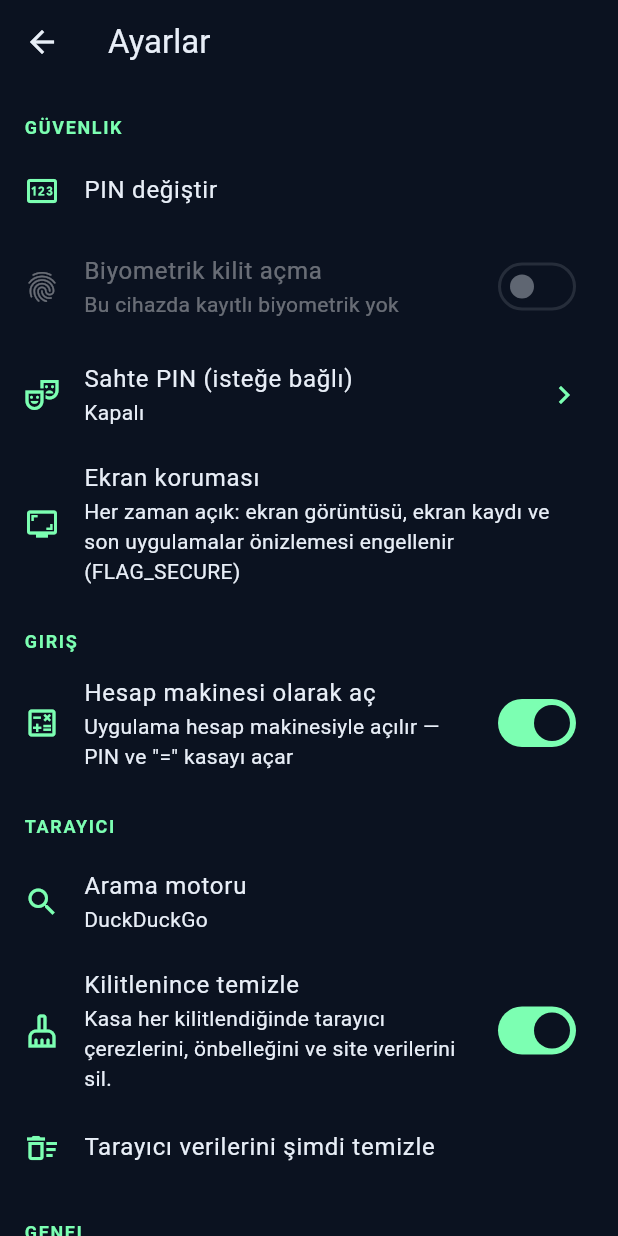
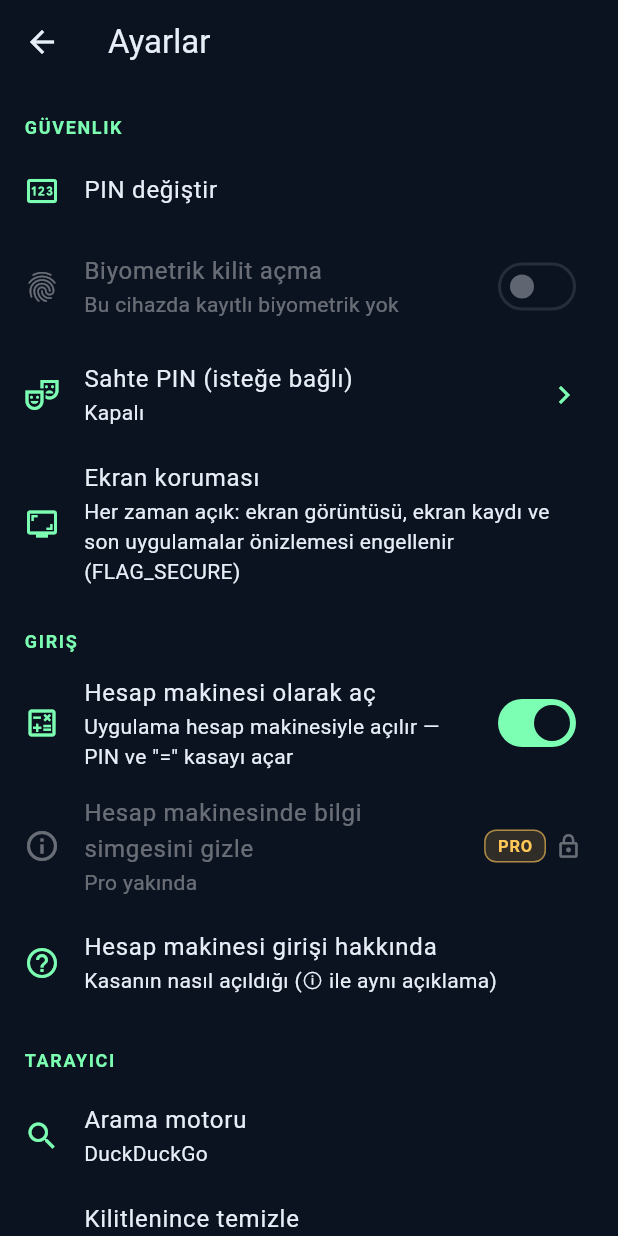
Before and after one commit to canaslan1675-rgb/gizli-alan, a Flutter app: the SettingsScreen screen opened directly, on a phone screen of 412 x 824 dp. Run offline on Flutter 3.47's test engine with Material 3 defaults, Android fonts, the phone set to English and light mode, and no system bars; our stand-ins replace file_picker, flutter_secure_storage, image_picker, local_auth, shared_preferences, webview_flutter; missing offline and left inert: cryptography, webview_flutter_android; accounts and stored records are empty.

Commit message:
feat(pro): opt-in to hide the calculator info button (Pro-gated), help in Settings; v0.4.1+7 (#34)

```diff
--- a/lib/app.dart
+++ b/lib/app.dart
@@ -13,6 +13,7 @@ import 'screens/vault_home_screen.dart';
 import 'services/auth_service.dart';
 import 'services/biometric_service.dart';
 import 'services/browser_engine.dart';
+import 'services/pro_entitlement.dart';
 import 'services/legacy_migration.dart';
 import 'services/second_phone_service.dart';
 import 'services/settings_service.dart';
@@ -378,7 +379,8 @@ class GizliAlanAppState extends State<GizliAlanApp>
         // Key on entry mode so switching it swaps the root screen cleanly.
         home: KeyedSubtree(
           key: ValueKey(
-            '${_needsOnboarding}_${settings.calculatorEntryEnabled}',
+            '${_needsOnboarding}_${settings.calculatorEntryEnabled}_'
+            '${ProEntitlement.hideCalculatorInfo(settings)}',
           ),
           child: _home(),
         ),
--- a/lib/app_version.dart
+++ b/lib/app_version.dart
@@ -3,8 +3,8 @@ import 'package:flutter/services.dart';
 /// Compile-time fallback for the app version, used when the platform
 /// channel is unavailable (tests, non-Android). Must match `version:` in
 /// pubspec.yaml; a unit test enforces it.
-const String appVersion = '0.4.0';
-const int appBuild = 6;
+const String appVersion = '0.4.1';
+const int appBuild = 7;
 
 /// Version of the installed APK, read at runtime from Android's
 /// PackageManager via the `gizlialan/system` channel (`appInfo`).
--- a/lib/l10n/en.dart
+++ b/lib/l10n/en.dart
@@ -42,6 +42,16 @@ const Map<String, String> en = {
   'dataSafetyShort':
       'Data stays on this device, encrypted. No account, no cloud, no ads, no analytics.',
   // Calculator
+  'calcInfoProHint': 'Pro members can hide this icon in Settings.',
+  'hideCalcInfo': 'Hide info icon on calculator',
+  'hideCalcInfoHint':
+      'Removes the ⓘ button from the calculator. Help: Settings → About calculator entry.',
+  'hideCalcInfoLocked': 'Pro feature. Tap to open the Pro screen.',
+  'proSoon': 'Pro coming soon',
+  'calcHelpTitle': 'About calculator entry',
+  'calcHelpHint': 'How the vault opens (same text as ⓘ)',
+  'proStubToggle': 'Simulate Pro (test build)',
+  'proStubToggleHint': 'No purchase; a local switch to try Pro features only.',
   'calcInfoTitle': 'About this calculator',
   'calcInfoBody':
       'This is a real calculator and also the entrance to your GizliAlan '
--- a/lib/l10n/tr.dart
+++ b/lib/l10n/tr.dart
@@ -43,6 +43,17 @@ const Map<String, String> tr = {
   'dataSafetyShort':
       'Veriler bu cihazda, şifreli kalır. Hesap yok, bulut yok, reklam yok, analitik yok.',
   // Calculator
+  'calcInfoProHint': "Pro üyeler bu simgeyi Ayarlar'dan gizleyebilir.",
+  'hideCalcInfo': 'Hesap makinesinde bilgi simgesini gizle',
+  'hideCalcInfoHint':
+      'ⓘ düğmesi hesap makinesinden kalkar. Yardım: Ayarlar → Hesap makinesi girişi hakkında.',
+  'hideCalcInfoLocked': 'Pro özelliği. Pro ekranını açmak için dokun.',
+  'proSoon': 'Pro yakında',
+  'calcHelpTitle': 'Hesap makinesi girişi hakkında',
+  'calcHelpHint': 'Kasanın nasıl açıldığı (ⓘ ile aynı açıklama)',
+  'proStubToggle': "Pro'yu simüle et (test sürümü)",
+  'proStubToggleHint':
+      'Satın alma yok; yalnızca Pro özelliklerini denemek için yerel bir anahtar.',
   'calcInfoTitle': 'Bu hesap makinesi hakkında',
   'calcInfoBody':
       'Bu gerçek bir hesap makinesidir ve aynı zamanda GizliAlan kasanın '
--- a/lib/screens/settings_screen.dart
+++ b/lib/screens/settings_screen.dart
@@ -1,12 +1,13 @@
-import '../app_version.dart';
 import 'package:flutter/material.dart';
 import 'package:flutter/services.dart';
 
 import '../app.dart';
+import '../app_version.dart';
 import '../flavor.dart';
 import '../l10n/l10n.dart';
 import '../services/browser_logic.dart';
 import '../services/privacy_link.dart';
+import '../services/pro_entitlement.dart';
 import '../services/settings_service.dart';
 import '../services/vault_session.dart';
 import '../services/vault_space.dart';
@@ -175,6 +176,73 @@ class _SettingsScreenState extends State<SettingsScreen> {
     if (s == 0) return t('lockImmediately');
     if (s < 60) return t('lockAfterSec').replaceAll('{n}', '$s');
     return t('lockAfterMin').replaceAll('{n}', '${s ~/ 60}');
+  }
+
+  /// "Hide info icon on calculator": Pro-only opt-in (default off).
+  /// Pro active → switch. Pro obtainable but inactive → locked with a Pro
+  /// badge, tap opens the Pro screen. No Pro in this build (`play`) →
+  /// locked, "Pro yakında", not tappable.
+  Widget _hideCalcInfoTile() {
+    final t = L10n.of(context);
+    final app = GizliAlanApp.of(context);
+    final s = app.settings;
+    const icon = Icon(Icons.info_outline);
+    if (ProEntitlement.isActive(s)) {
+      return SwitchListTile(
+        key: const ValueKey('settings_hide_calc_info'),
+        secondary: icon,
+        title: Text(t('hideCalcInfo')),
+        subtitle: Text(t('hideCalcInfoHint')),
+        value: s.hideCalcInfoIcon,
+        onChanged: (v) async {
+          await s.setHideCalcInfoIcon(v);
+          app.refresh();
+          setState(() {});
+        },
+      );
+    }
+    final canGetPro = ProEntitlement.available;
+    return ListTile(
+      key: const ValueKey('settings_hide_calc_info'),
+      leading: icon,
+      enabled: canGetPro,
+      title: Text(t('hideCalcInfo')),
+      subtitle: Text(canGetPro ? t('hideCalcInfoLocked') : t('proSoon')),
+      trailing: Row(
+        mainAxisSize: MainAxisSize.min,
+        children: [
+          Container(
+            key: const ValueKey('settings_hide_calc_info_pro_badge'),
+            padding: const EdgeInsets.symmetric(horizontal: 8, vertical: 2),
+            decoration: BoxDecoration(
+              color: GizliTheme.warning.withValues(alpha: 0.15),
+              borderRadius: BorderRadius.circular(8),
+              border: Border.all(
+                color: GizliTheme.warning.withValues(alpha: 0.6),
+              ),
+            ),
+            child: const Text(
+              'PRO',
+              style: TextStyle(
+                fontSize: 11,
+                fontWeight: FontWeight.w700,
+                color: GizliTheme.warning,
+              ),
+            ),
+          ),
+          const SizedBox(width: 6),
+          const Icon(Icons.lock_outline, size: 18),
+        ],
+      ),
+      onTap: canGetPro
+          ? () async {
+              await Navigator.of(
+                context,
+              ).push(MaterialPageRoute(builder: (_) => const ProScreen()));
+              if (mounted) setState(() {});
+            }
+          : null,
+    );
   }
 
   Widget _header(String text) => Padding(
@@ -473,6 +541,27 @@ class _SettingsScreenState extends State<SettingsScreen> {
               setState(() {});
             },
           ),
+          _hideCalcInfoTile(),
+          // Help stays reachable even when the ⓘ button is hidden.
+          ListTile(
+            key: const ValueKey('settings_calc_help'),
+            leading: const Icon(Icons.help_outline),
+            title: Text(t('calcHelpTitle')),
+            subtitle: Text(t('calcHelpHint')),
+            onTap: () => showDialog<void>(
+              context: context,
+              builder: (ctx) => AlertDialog(
+                title: Text(t('calcInfoTitle')),
+                content: Text(t('calcInfoBody')),
+                actions: [
+                  TextButton(
+                    onPressed: () => Navigator.pop(ctx),
+                    child: Text(t('ok')),
+                  ),
+                ],
+              ),
+            ),
+          ),
           if (Flavor.hasSecondPhone) ...[
             _header(t('secondPhone')),
             Padding(
--- a/lib/screens/vault_home_screen.dart
+++ b/lib/screens/vault_home_screen.dart
@@ -1,5 +1,3 @@
-import '../services/crypto_service.dart';
-import '../app_version.dart';
 import 'dart:async';
 import 'dart:typed_data';
 
@@ -7,8 +5,10 @@ import 'package:flutter/material.dart';
 import 'package:intl/intl.dart';
 
 import '../app.dart';
+import '../app_version.dart';
 import '../flavor.dart';
 import '../l10n/l10n.dart';
+import '../services/crypto_service.dart';
 import '../theme.dart';
 import 'browser_screen.dart';
 import 'decoy_calculator_screen.dart';
--- a/lib/services/settings_service.dart
+++ b/lib/services/settings_service.dart
@@ -20,6 +20,8 @@ class SettingsService {
   static const _kLang = 'lang';
   static const _kWallpaper = 'wallpaper';
   static const _kWallpaperImage = 'wallpaper_image';
+  static const _kProStub = 'pro_stub_active';
+  static const _kHideCalcInfo = 'hide_calc_info_icon';
   static const _kBrowserEngine = 'browser_engine';
   static const _kBrowserWipe = 'browser_wipe_on_lock';
   static const _kSecondPhoneClose = 'second_phone_close';
@@ -40,6 +42,19 @@ class SettingsService {
 
   Future<void> setCalculatorEntryEnabled(bool v) =>
       _prefs.setBool(_kCalculatorEntry, v);
+
+  /// Test-only Pro entitlement for builds with the Pro UI stub (no billing).
+  /// Read through [ProEntitlement], never directly by UI.
+  bool get proStubActive => _prefs.getBool(_kProStub) ?? false;
+
+  Future<void> setProStubActive(bool v) => _prefs.setBool(_kProStub, v);
+
+  /// User opt-in (Pro only): hide the ⓘ button on the calculator. Must be
+  /// readable before unlock, so it lives in app settings (like the
+  /// calculator-entry switch). Effective value: ProEntitlement.
+  bool get hideCalcInfoIcon => _prefs.getBool(_kHideCalcInfo) ?? false;
+
+  Future<void> setHideCalcInfoIcon(bool v) => _prefs.setBool(_kHideCalcInfo, v);
 
   /// Biometric unlock for the real vault (never opens the decoy vault).
   bool get biometricEnabled => _prefs.getBool(_kBiometric) ?? false;
--- a/pubspec.yaml
+++ b/pubspec.yaml
@@ -3,7 +3,7 @@ description: >
   GizliAlan — personal Hidden Space vault for Demirhan.
   Privacy-first local notes & files. No spyware, no cloud, no SMS intercept.
 publish_to: "none"
-version: 0.4.0+6
+version: 0.4.1+7
 
 environment:
   sdk: ">=3.9.0 <4.0.0"
```
Also changed, not shown: lib/screens/decoy_calculator_screen.dart (+14 -2 lines), lib/screens/pro_screen.dart (+17 -1 lines), lib/services/pro_entitlement.dart (added, +26 -0 lines), 4 other files.
